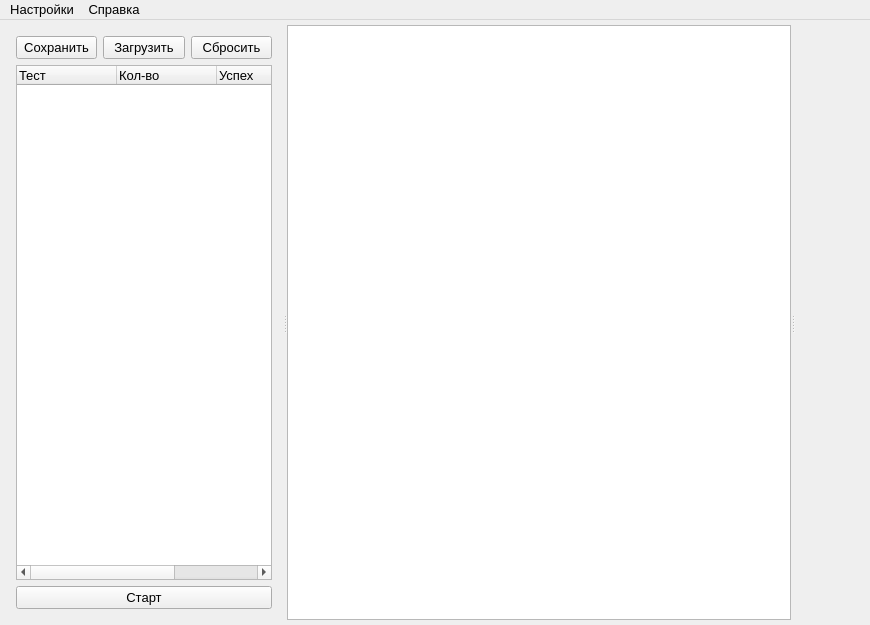
irsural/clb_autocheck, file ui/mainwindow.ui: the form before one commit.
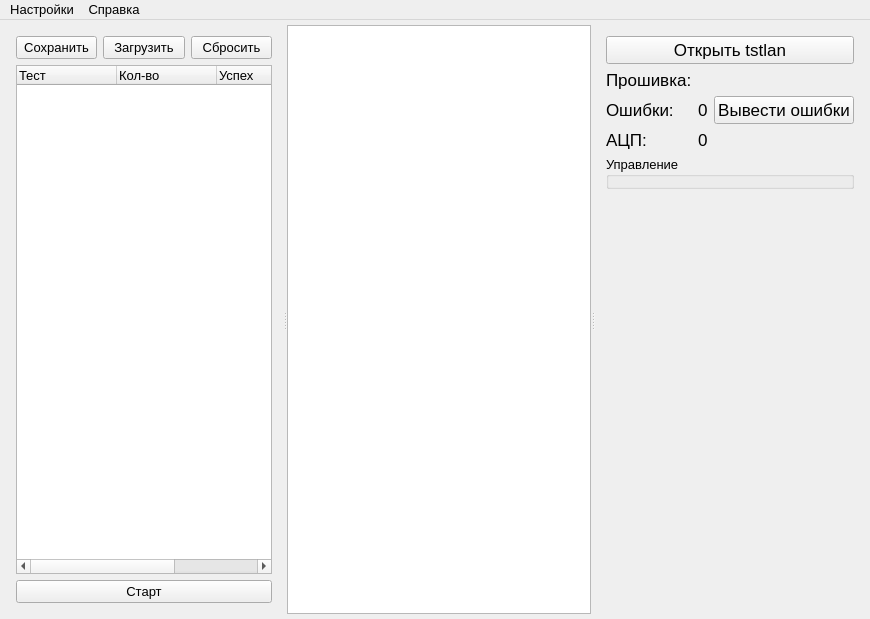
The form after the commit.

What changed in the file:
```diff
--- a/ui/mainwindow.ui
+++ b/ui/mainwindow.ui
@@ -7,7 +7,7 @@
     <x>0</x>
     <y>0</y>
     <width>870</width>
-    <height>625</height>
+    <height>619</height>
    </rect>
   </property>
   <property name="font">
@@ -133,14 +133,183 @@
        <widget class="QWidget" name="layoutWidget">
         <layout class="QVBoxLayout" name="verticalLayout">
          <item>
-          <widget class="QWidget" name="source_mode_widget" native="true">
-           <property name="sizePolicy">
-            <sizepolicy hsizetype="Preferred" vsizetype="Preferred">
-             <horstretch>2</horstretch>
-             <verstretch>0</verstretch>
-            </sizepolicy>
+          <layout class="QGridLayout" name="gridLayout">
+           <item row="2" column="1">
+            <widget class="QLabel" name="errors_count_label">
+             <property name="sizePolicy">
+              <sizepolicy hsizetype="Preferred" vsizetype="Preferred">
+               <horstretch>0</horstretch>
+               <verstretch>0</verstretch>
+              </sizepolicy>
+             </property>
+             <property name="font">
+              <font>
+               <pointsize>13</pointsize>
+              </font>
+             </property>
+             <property name="text">
+              <string>0</string>
+             </property>
+             <property name="alignment">
+              <set>Qt::AlignLeading|Qt::AlignLeft|Qt::AlignVCenter</set>
+             </property>
+            </widget>
+           </item>
+           <item row="2" column="2">
+            <widget class="QPushButton" name="errors_out_button">
+             <property name="sizePolicy">
+              <sizepolicy hsizetype="Fixed" vsizetype="Fixed">
+               <horstretch>0</horstretch>
+               <verstretch>0</verstretch>
+              </sizepolicy>
+             </property>
+             <property name="font">
+              <font>
+               <pointsize>13</pointsize>
+              </font>
+             </property>
+             <property name="text">
+              <string>Вывести ошибки</string>
+             </property>
+            </widget>
+           </item>
+           <item row="1" column="0">
+            <widget class="QLabel" name="label_7">
+             <property name="sizePolicy">
+              <sizepolicy hsizetype="Fixed" vsizetype="Preferred">
+               <horstretch>0</horstretch>
+               <verstretch>0</verstretch>
+              </sizepolicy>
+             </property>
+             <property name="minimumSize">
+              <size>
+               <width>0</width>
+               <height>0</height>
+              </size>
+             </property>
+             <property name="font">
+              <font>
+               <pointsize>13</pointsize>
+              </font>
+             </property>
+             <property name="text">
+              <string>Прошивка:</string>
+             </property>
+             <property name="alignment">
+              <set>Qt::AlignLeading|Qt::AlignLeft|Qt::AlignVCenter</set>
+             </property>
+            </widget>
+           </item>
+           <item row="0" column="0" colspan="3">
+            <widget class="QPushButton" name="open_tstlan_button">
+             <property name="sizePolicy">
+              <sizepolicy hsizetype="Expanding" vsizetype="Fixed">
+               <horstretch>0</horstretch>
+               <verstretch>0</verstretch>
+              </sizepolicy>
+             </property>
+             <property name="font">
+              <font>
+               <pointsize>13</pointsize>
+              </font>
+             </property>
+             <property name="text">
+              <string>Открыть tstlan</string>
+             </property>
+            </widget>
+           </item>
+           <item row="1" column="1" colspan="2">
+            <widget class="QLabel" name="firmware_info_label">
+             <property name="sizePolicy">
+              <sizepolicy hsizetype="Preferred" vsizetype="Preferred">
+               <horstretch>0</horstretch>
+               <verstretch>0</verstretch>
+              </sizepolicy>
+             </property>
+             <property name="minimumSize">
+              <size>
+               <width>0</width>
+               <height>0</height>
+              </size>
+             </property>
+             <property name="font">
+              <font>
+               <pointsize>13</pointsize>
+              </font>
+             </property>
+             <property name="text">
+              <string/>
+             </property>
+             <property name="alignment">
+              <set>Qt::AlignBottom|Qt::AlignLeading|Qt::AlignLeft</set>
+             </property>
+            </widget>
+           </item>
+           <item row="2" column="0">
+            <widget class="QLabel" name="errors_label">
+             <property name="sizePolicy">
+              <sizepolicy hsizetype="Fixed" vsizetype="Preferred">
+               <horstretch>0</horstretch>
+               <verstretch>0</verstretch>
+              </sizepolicy>
+             </property>
+             <property name="font">
+              <font>
+               <pointsize>13</pointsize>
+              </font>
+             </property>
+             <property name="text">
+              <string>Ошибки:</string>
+             </property>
+             <property name="alignment">
+              <set>Qt::AlignLeading|Qt::AlignLeft|Qt::AlignVCenter</set>
+             </property>
+            </widget>
+           </item>
+           <item row="3" column="0">
+            <widget class="QLabel" name="label">
+             <property name="font">
+              <font>
+               <pointsize>13</pointsize>
+              </font>
+             </property>
+             <property name="text">
+              <string>АЦП:</string>
+             </property>
+             <property name="alignment">
+              <set>Qt::AlignLeading|Qt::AlignLeft|Qt::AlignVCenter</set>
+             </property>
+            </widget>
+           </item>
+           <item row="3" column="1" colspan="2">
+            <widget class="QLabel" name="fast_adc_label">
+             <property name="font">
+              <font>
+               <pointsize>13</pointsize>
+              </font>
+             </property>
+             <property name="text">
+              <string>0</string>
+             </property>
+             <property name="alignment">
+              <set>Qt::AlignLeading|Qt::AlignLeft|Qt::AlignVCenter</set>
+             </property>
+            </widget>
+           </item>
+          </layout>
+         </item>
+         <item>
+          <widget class="QGroupBox" name="control_box">
+           <property name="title">
+            <string>Управление</string>
            </property>
-           <layout class="QVBoxLayout" name="verticalLayout_4">
+           <property name="flat">
+            <bool>true</bool>
+           </property>
+           <property name="checkable">
+            <bool>false</bool>
+           </property>
+           <layout class="QVBoxLayout" name="verticalLayout_3">
             <property name="spacing">
              <number>0</number>
             </property>
```
Left out of the diff: 3 changed lines with no effect on the pictures.
